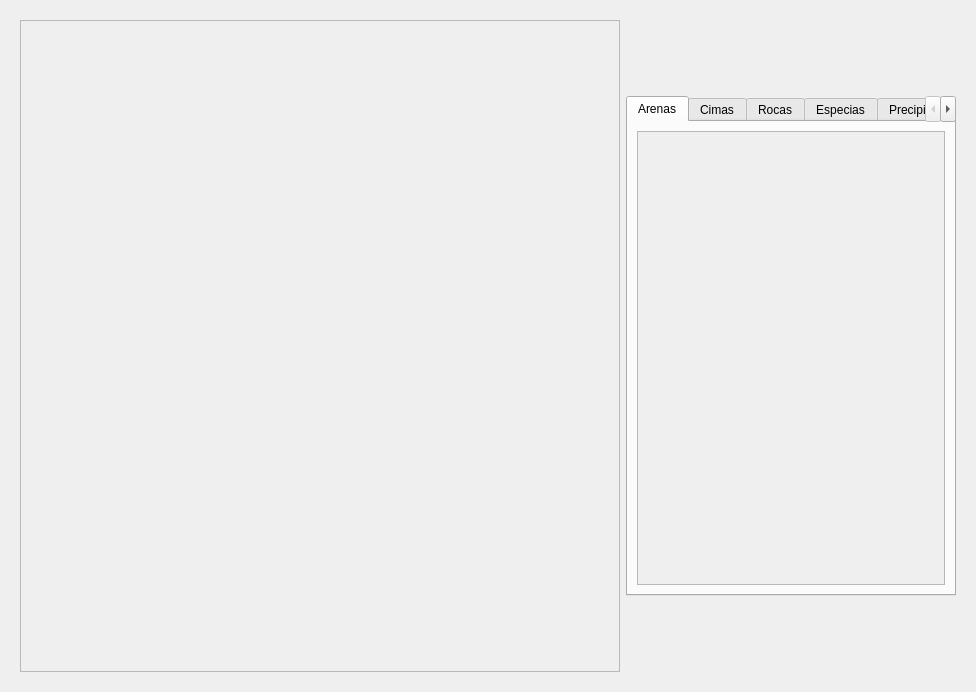
Before: the Qt Designer form ui/Editor.ui in santiago-alvarezjulia/EditorMapa, drawn with Qt 5.
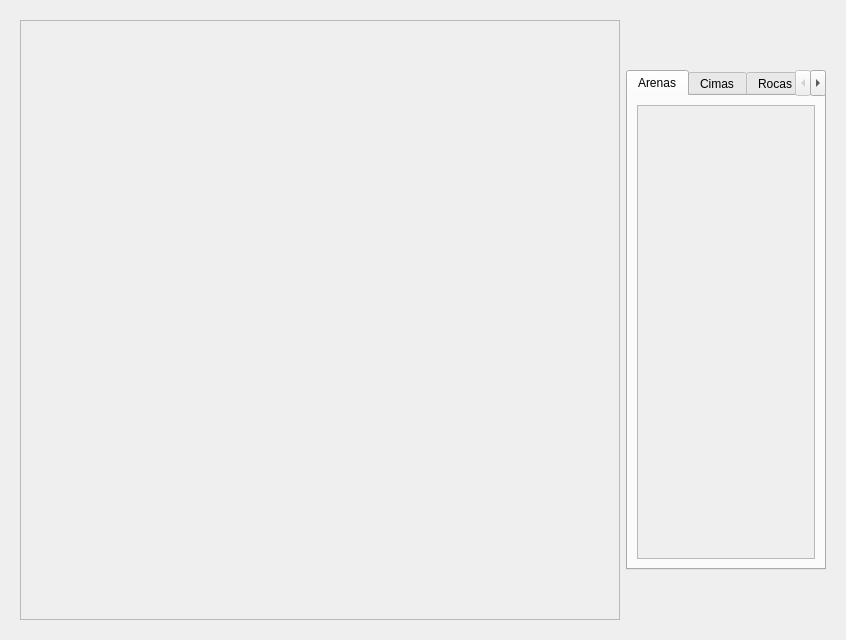
After: the same form once the commit is applied.

Commit message: cambio gridLayout por QVboxlayout en tabs

The edit to the form file:
```diff
--- a/ui/Editor.ui
+++ b/ui/Editor.ui
@@ -6,8 +6,8 @@
    <rect>
     <x>0</x>
     <y>0</y>
-    <width>976</width>
-    <height>692</height>
+    <width>837</width>
+    <height>628</height>
    </rect>
   </property>
   <property name="sizePolicy">
@@ -51,8 +51,8 @@
           <rect>
            <x>0</x>
            <y>0</y>
-           <width>598</width>
-           <height>662</height>
+           <width>602</width>
+           <height>598</height>
           </rect>
          </property>
          <property name="sizePolicy">
@@ -66,8 +66,8 @@
            <rect>
             <x>0</x>
             <y>0</y>
-            <width>591</width>
-            <height>661</height>
+            <width>601</width>
+            <height>591</height>
            </rect>
           </property>
           <layout class="QGridLayout" name="mapLayout">
@@ -93,12 +93,12 @@
         <property name="minimumSize">
          <size>
           <width>200</width>
-          <height>200</height>
+          <height>500</height>
          </size>
         </property>
         <property name="maximumSize">
          <size>
-          <width>500</width>
+          <width>200</width>
           <height>500</height>
          </size>
         </property>
@@ -120,7 +120,7 @@
               <rect>
                <x>0</x>
                <y>0</y>
-               <width>323</width>
+               <width>180</width>
                <height>455</height>
               </rect>
              </property>
@@ -139,13 +139,13 @@
              <widget class="QWidget" name="gridLayoutWidget_5">
               <property name="geometry">
                <rect>
-                <x>0</x>
-                <y>0</y>
-                <width>421</width>
-                <height>551</height>
+                <x>9</x>
+                <y>9</y>
+                <width>171</width>
+                <height>441</height>
                </rect>
               </property>
-              <layout class="QGridLayout" name="gridLayout_arena"/>
+              <layout class="QVBoxLayout" name="verticalLayout_arena"/>
              </widget>
             </widget>
            </widget>
```
Left out of the diff: 86 changed lines with no effect on the pictures. The commit also changes 1 other file.
